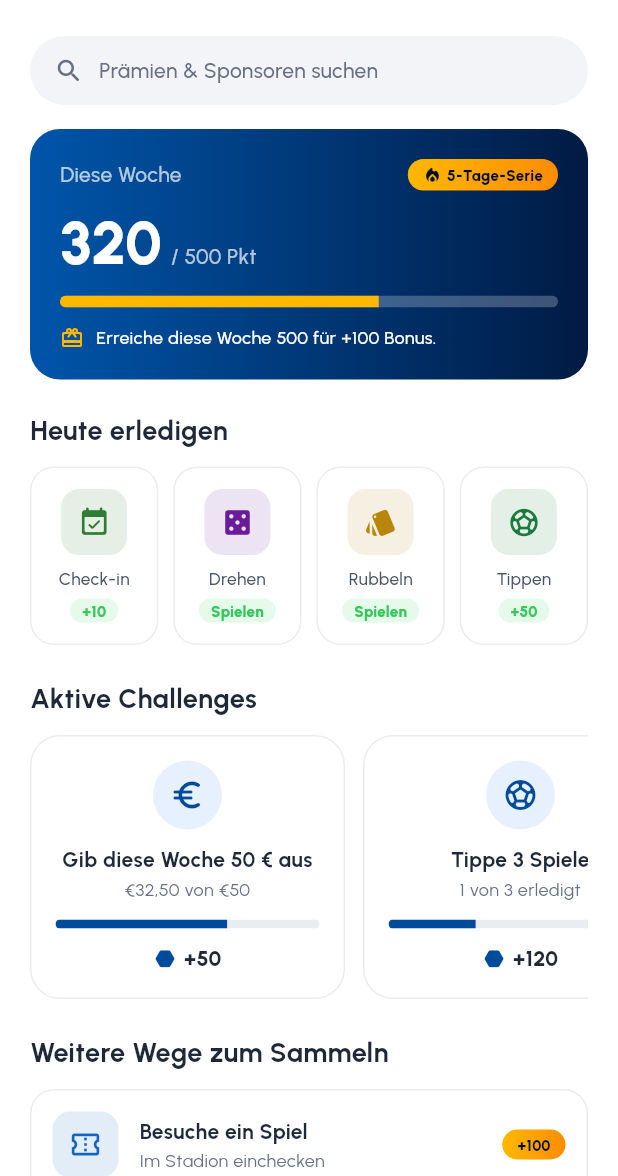
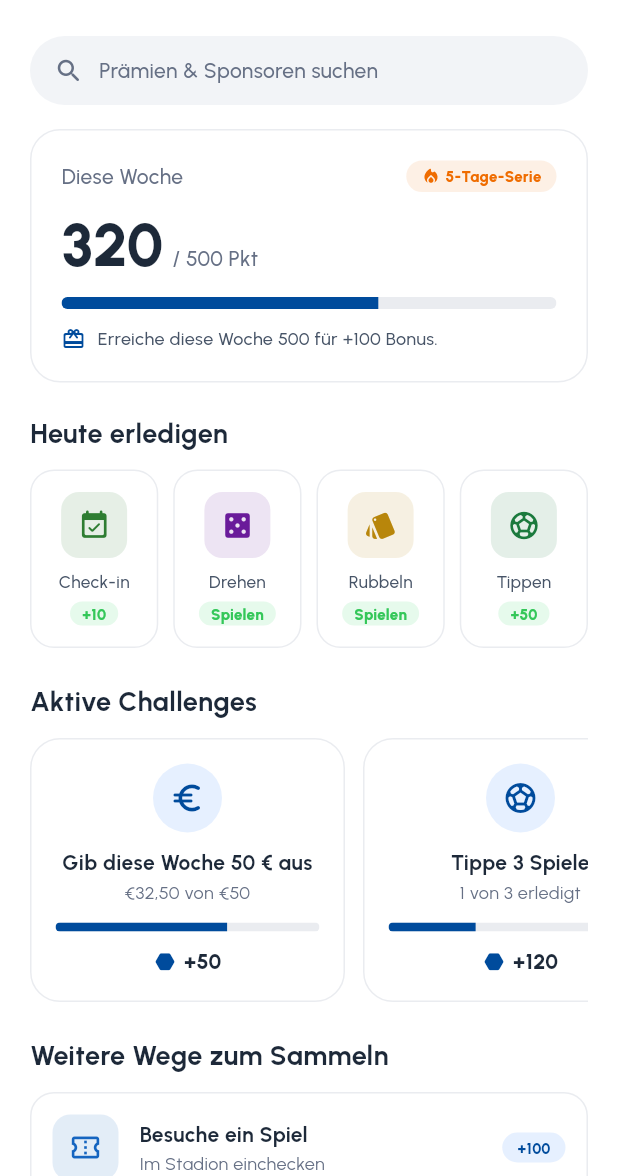
Before and after one commit to COREVIONLABS/EMBAapp-native, a Flutter app: the EarnPointsScreen screen opened directly, on a phone screen of 412 x 824 dp, the part 60-1236 px from its top. Run offline on Flutter 3.47's test engine with Material 3 defaults, Android fonts, the phone set to English and light mode, and no system bars; our stand-ins replace flutter_svg.

Commit message:
Rebuild #4: sharpen visual hierarchy on Earn (less blue-hero repetition, gold reserved) [skip ci]
- Earn weekly-goal hero is now a clean white card (not another full blue
  gradient), so Points -> Earn -> Redeem no longer stacks three identical heroes
- 'Ways to earn' reward pills changed from gold to a subtle brand tint — gold is
  now reserved for genuine premium/scarcity signals (drops, membership, streak)

Co-Authored-By: Claude Opus 4.8 <noreply@anthropic.com>
Claude-Session: https://claude.ai/code/session_0138H2TPm9wvb2D54WvCY8tL

```diff
--- a/lib/screens/earn_points_screen.dart
+++ b/lib/screens/earn_points_screen.dart
@@ -49,33 +49,33 @@ class EarnPointsScreen extends StatelessWidget {
         Container(
           width: double.infinity,
           padding: const EdgeInsets.all(20),
-          decoration: BoxDecoration(gradient: const LinearGradient(colors: AppColors.pointsGradient), borderRadius: BorderRadius.circular(AppRadii.card)),
+          decoration: BoxDecoration(color: AppColors.surface, borderRadius: BorderRadius.circular(AppRadii.card), border: Border.all(color: AppColors.borderLightest)),
           child: Column(crossAxisAlignment: CrossAxisAlignment.start, children: [
             Row(children: [
-              Text(tr('This week'), style: AppText.body2.copyWith(color: Colors.white70)),
+              Text(tr('This week'), style: AppText.body2.copyWith(color: AppColors.textLight)),
               const Spacer(),
-              Pill(gradient: const LinearGradient(colors: AppColors.goldGradient), child: Row(mainAxisSize: MainAxisSize.min, children: [
-                const Icon(Icons.local_fire_department_rounded, size: 13, color: AppColors.brandDarkest),
+              Pill(color: const Color(0x1AEF6C00), child: Row(mainAxisSize: MainAxisSize.min, children: [
+                const Icon(Icons.local_fire_department_rounded, size: 13, color: Color(0xFFEF6C00)),
                 const SizedBox(width: 3),
-                Text(tr('5-day streak'), style: AppText.caption1.copyWith(color: AppColors.brandDarkest, fontWeight: FontWeight.w800)),
+                Text(tr('5-day streak'), style: AppText.caption1.copyWith(color: const Color(0xFFEF6C00), fontWeight: FontWeight.w800)),
               ])),
             ]),
             const SizedBox(height: 12),
             Row(crossAxisAlignment: CrossAxisAlignment.baseline, textBaseline: TextBaseline.alphabetic, children: [
-              Text('320', style: AppText.h1.copyWith(color: Colors.white, fontWeight: FontWeight.w800)),
+              Text('320', style: AppText.h1.copyWith(color: AppColors.textDarker, fontWeight: FontWeight.w800)),
               const SizedBox(width: 6),
-              Text('/ 500 ${tr('pts')}', style: AppText.body2.copyWith(color: Colors.white70)),
+              Text('/ 500 ${tr('pts')}', style: AppText.body2.copyWith(color: AppColors.textLight)),
             ]),
             const SizedBox(height: 12),
             ClipRRect(
               borderRadius: BorderRadius.circular(4),
-              child: const LinearProgressIndicator(value: 0.64, minHeight: 8, backgroundColor: Colors.white24, valueColor: AlwaysStoppedAnimation(AppColors.gold)),
+              child: LinearProgressIndicator(value: 0.64, minHeight: 8, backgroundColor: AppColors.surfaceLowContrast, valueColor: const AlwaysStoppedAnimation(AppColors.brandPrimary)),
             ),
             const SizedBox(height: 12),
             Row(children: [
-              const Icon(Icons.card_giftcard_rounded, size: 16, color: AppColors.gold),
+              Icon(Icons.card_giftcard_rounded, size: 16, color: AppColors.brandPrimary),
               const SizedBox(width: 8),
-              Expanded(child: Text(tr('Reach 500 this week to unlock a +100 bonus.'), style: AppText.body3.copyWith(color: Colors.white))),
+              Expanded(child: Text(tr('Reach 500 this week to unlock a +100 bonus.'), style: AppText.body3.copyWith(color: AppColors.textNormal))),
             ]),
           ]),
         ),
@@ -249,8 +249,8 @@ class _EarnRow extends StatelessWidget {
           ])),
           const SizedBox(width: 10),
           Pill(
-            gradient: const LinearGradient(colors: AppColors.goldGradient),
-            child: Text(tr(reward), style: AppText.caption1.copyWith(color: AppColors.brandDarkest, fontWeight: FontWeight.w800)),
+            color: AppColors.brandLightest,
+            child: Text(tr(reward), style: AppText.caption1.copyWith(color: AppColors.brandPrimary, fontWeight: FontWeight.w800)),
           ),
         ]),
       ),
```
